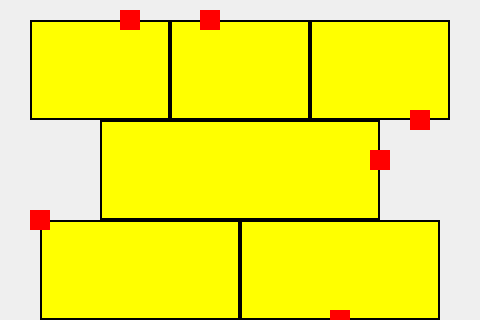
Old version of the form mainwindow.ui in the repository karendantas/sincronizacao-trens; both pictures show x 130 to 610 and y 127 to 447 of the 728 by 594 pixel window.
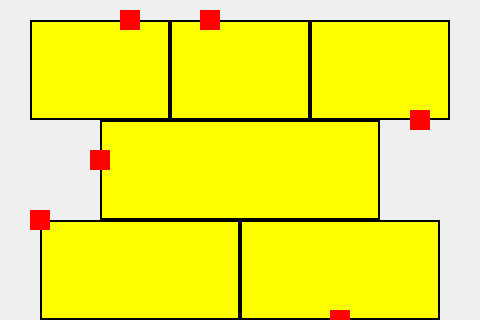
New version of the form.

What changed in the file:
```diff
--- a/mainwindow.ui
+++ b/mainwindow.ui
@@ -122,7 +122,7 @@
    <widget class="QLabel" name="labelTrem04">
     <property name="geometry">
      <rect>
-      <x>500</x>
+      <x>220</x>
       <y>260</y>
       <width>20</width>
       <height>20</height>
```
